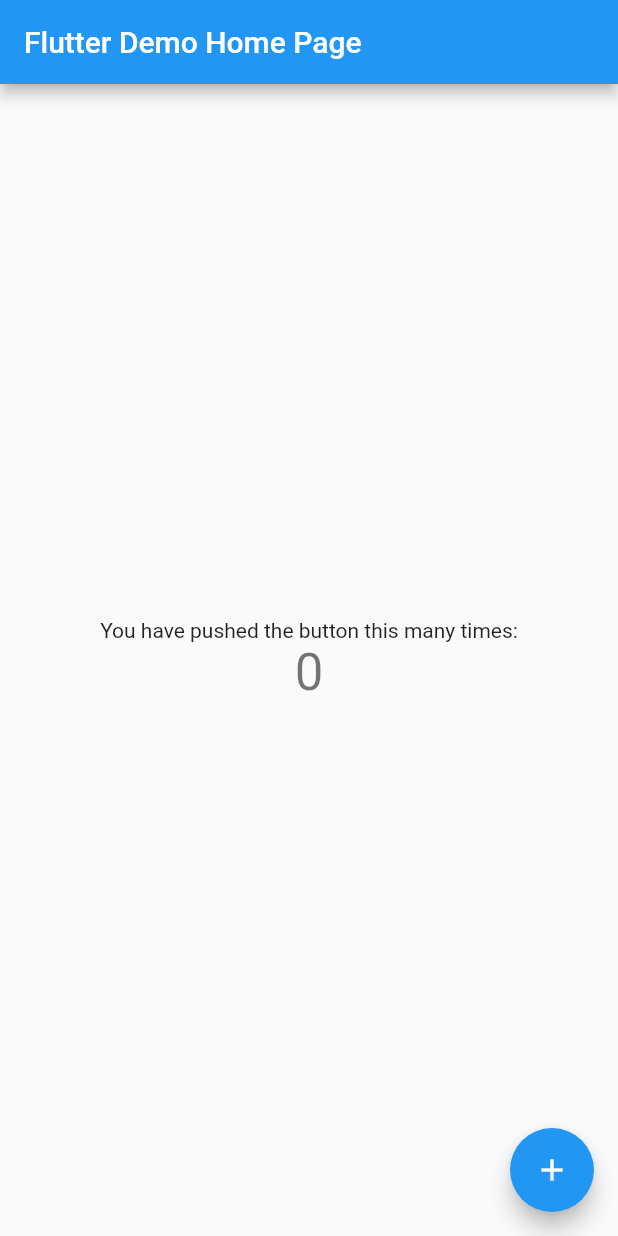
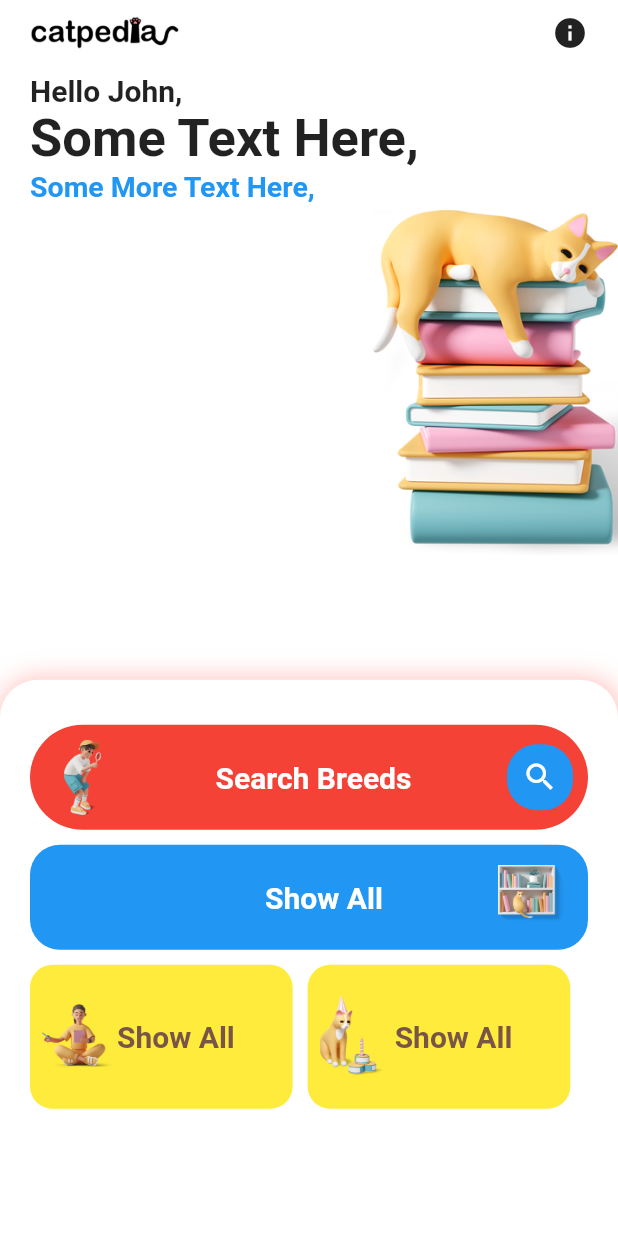
Before and after one commit to iansstuff15/catpedia, a Flutter app: the screen it shows after launch, on a phone screen of 412 x 824 dp. Run offline on Flutter 3.47's test engine with Material 2 defaults, Android fonts, the light colour scheme and no system bars; missing offline and left inert: dart:ffi.

Commit message:
added initial homepage

```diff
--- a/lib/main.dart
+++ b/lib/main.dart
@@ -1,115 +1,24 @@
+import 'package:catpedia/screens/home.dart';
 import 'package:flutter/material.dart';
 
 void main() {
-  runApp(const MyApp());
+  runApp( MyApp());
 }
 
 class MyApp extends StatelessWidget {
-  const MyApp({Key? key}) : super(key: key);
+
 
   // This widget is the root of your application.
   @override
   Widget build(BuildContext context) {
     return MaterialApp(
-      title: 'Flutter Demo',
-      theme: ThemeData(
-        // This is the theme of your application.
-        //
-        // Try running your application with "flutter run". You'll see the
-        // application has a blue toolbar. Then, without quitting the app, try
-        // changing the primarySwatch below to Colors.green and then invoke
-        // "hot reload" (press "r" in the console where you ran "flutter run",
-        // or simply save your changes to "hot reload" in a Flutter IDE).
-        // Notice that the counter didn't reset back to zero; the application
-        // is not restarted.
-        primarySwatch: Colors.blue,
-      ),
-      home: const MyHomePage(title: 'Flutter Demo Home Page'),
+      title: 'Catpedia',
+
+      initialRoute: Home.id,
+
+      routes: {
+        Home.id: (context)=>Home()
+      },
     );
   }
 }
-
-class MyHomePage extends StatefulWidget {
-  const MyHomePage({Key? key, required this.title}) : super(key: key);
-
-  // This widget is the home page of your application. It is stateful, meaning
-  // that it has a State object (defined below) that contains fields that affect
-  // how it looks.
-
-  // This class is the configuration for the state. It holds the values (in this
-  // case the title) provided by the parent (in this case the App widget) and
-  // used by the build method of the State. Fields in a Widget subclass are
-  // always marked "final".
-
-  final String title;
-
-  @override
-  State<MyHomePage> createState() => _MyHomePageState();
-}
-
-class _MyHomePageState extends State<MyHomePage> {
-  int _counter = 0;
-
-  void _incrementCounter() {
-    setState(() {
-      // This call to setState tells the Flutter framework that something has
-      // changed in this State, which causes it to rerun the build method below
-      // so that the display can reflect the updated values. If we changed
-      // _counter without calling setState(), then the build method would not be
-      // called again, and so nothing would appear to happen.
-      _counter++;
-    });
-  }
-
-  @override
-  Widget build(BuildContext context) {
-    // This method is rerun every time setState is called, for instance as done
-    // by the _incrementCounter method above.
-    //
-    // The Flutter framework has been optimized to make rerunning build methods
-    // fast, so that you can just rebuild anything that needs updating rather
-    // than having to individually change instances of widgets.
-    return Scaffold(
-      appBar: AppBar(
-        // Here we take the value from the MyHomePage object that was created by
-        // the App.build method, and use it to set our appbar title.
-        title: Text(widget.title),
-      ),
-      body: Center(
-        // Center is a layout widget. It takes a single child and positions it
-        // in the middle of the parent.
-        child: Column(
-          // Column is also a layout widget. It takes a list of children and
-          // arranges them vertically. By default, it sizes itself to fit its
-          // children horizontally, and tries to be as tall as its parent.
-          //
-          // Invoke "debug painting" (press "p" in the console, choose the
-          // "Toggle Debug Paint" action from the Flutter Inspector in Android
-          // Studio, or the "Toggle Debug Paint" command in Visual Studio Code)
-          // to see the wireframe for each widget.
-          //
-          // Column has various properties to control how it sizes itself and
-          // how it positions its children. Here we use mainAxisAlignment to
-          // center the children vertically; the main axis here is the vertical
-          // axis because Columns are vertical (the cross axis would be
-          // horizontal).
-          mainAxisAlignment: MainAxisAlignment.center,
-          children: <Widget>[
-            const Text(
-              'You have pushed the button this many times:',
-            ),
-            Text(
-              '$_counter',
-              style: Theme.of(context).textTheme.headline4,
-            ),
-          ],
-        ),
-      ),
-      floatingActionButton: FloatingActionButton(
-        onPressed: _incrementCounter,
-        tooltip: 'Increment',
-        child: const Icon(Icons.add),
-      ), // This trailing comma makes auto-formatting nicer for build methods.
-    );
-  }
-}
--- /dev/null
+++ b/lib/screens/home.dart
@@ -0,0 +1,243 @@
+// ignore_for_file: prefer_const_literals_to_create_immutables, prefer_const_constructors, use_key_in_widget_constructors, avoid_unnecessary_containers
+
+import 'dart:ffi';
+
+import 'package:flutter/material.dart';
+
+class Home extends StatelessWidget {
+  static String id = 'home';
+
+  @override
+  Widget build(BuildContext context) {
+    double height = MediaQuery.of(context).size.height;
+    double widgth = MediaQuery.of(context).size.width;
+
+    return SafeArea(
+      child: Scaffold(
+        backgroundColor: Colors.white,
+        body: Stack(
+          children: <Widget>[
+            Container(
+              width: double.infinity,
+              padding: EdgeInsets.symmetric(horizontal: 20, vertical: 10),
+              child: Column(
+                  crossAxisAlignment: CrossAxisAlignment.start,
+                  children: <Widget>[
+                    Row(
+                        mainAxisAlignment: MainAxisAlignment.spaceBetween,
+                        children: <Widget>[
+                          Image(
+                            image: AssetImage('assets/logo.png'),
+                            width: 100,
+                          ),
+                          Icon(Icons.info)
+                        ]),
+                    SizedBox(
+                      height: 15,
+                    ),
+                    Text(
+                      'Hello John,',
+                      style:
+                          TextStyle(fontWeight: FontWeight.bold, fontSize: 20),
+                    ),
+                    Text(
+                      'Some Text Here,',
+                      style:
+                          TextStyle(fontWeight: FontWeight.bold, fontSize: 35),
+                    ),
+                    Text(
+                      'Some More Text Here,',
+                      style: TextStyle(
+                          fontWeight: FontWeight.bold,
+                          fontSize: 19,
+                          color: Colors.blue),
+                    ),
+                    SizedBox(height: 10),
+                  ]),
+            ),
+            Positioned(
+              right: -60,
+              top: 140,
+              child: Column(
+                crossAxisAlignment: CrossAxisAlignment.end,
+                children: <Widget>[
+                  Image(
+                    image: AssetImage('assets/hero.png'),
+                    width: 280,
+                    height: 230,
+                  )
+                ],
+              ),
+            ),
+
+            Positioned(
+                left: 0,
+                right: 0,
+                bottom: 0,
+                child: Container(
+                  height: height * .45,
+                  decoration: const BoxDecoration(
+                      color: Colors.white,
+                      borderRadius: BorderRadius.only(
+                          topLeft: Radius.circular(25),
+                          topRight: Radius.circular(25)),
+                      boxShadow: [
+                        BoxShadow(
+                          color: Color.fromARGB(255, 255, 184, 179),
+                          blurRadius: 15.0,
+                          spreadRadius: 0.5,
+                          offset: Offset(1, 1),
+                        )
+                      ]),
+                  padding: EdgeInsets.symmetric(horizontal: 20, vertical: 30),
+                  child: Column(
+                    children: <Widget>[
+                      Container(
+                        width: double.infinity,
+                        padding: EdgeInsets.all(10),
+                        decoration: BoxDecoration(
+                            color: Colors.red,
+                            borderRadius:
+                                BorderRadius.all(Radius.circular(100))),
+                        child: Row(
+                          mainAxisAlignment: MainAxisAlignment.spaceBetween,
+                          children: <Widget>[
+                            Image(
+                              image: AssetImage('assets/search.png'),
+                              width: 50,
+                              height: 50,
+                            ),
+                            Container(
+                                child: Text(
+                              'Search Breeds',
+                              style: TextStyle(
+                                fontWeight: FontWeight.bold,
+                                fontSize: 20,
+                                color: Colors.white,
+                              ),
+                            )),
+                            Container(
+                              padding: EdgeInsets.all(10),
+                              decoration: BoxDecoration(
+                                  color: Colors.blue,
+                                  borderRadius: BorderRadius.circular(20)),
+                              child: Icon(
+                                Icons.search,
+                                color: Colors.white,
+                              ),
+                            )
+                          ],
+                        ),
+                      ),
+                      SizedBox(
+                        height: 10,
+                      ),
+                      Container(
+                        width: double.infinity,
+                        padding: EdgeInsets.all(10),
+                        decoration: BoxDecoration(
+                            color: Colors.blue,
+                            borderRadius:
+                                BorderRadius.all(Radius.circular(20))),
+                        child: Row(
+                          mainAxisAlignment: MainAxisAlignment.spaceBetween,
+                          children: <Widget>[
+                            Container(
+                              padding: EdgeInsets.all(10),
+                              decoration: BoxDecoration(
+                                  color: Colors.blue,
+                                  borderRadius: BorderRadius.circular(20)),
+                              child: SizedBox(
+                                width: 50,
+                              ),
+                            ),
+                            Container(
+                                child: Text(
+                              'Show All',
+                              style: TextStyle(
+                                fontWeight: FontWeight.bold,
+                                fontSize: 20,
+                                color: Colors.white,
+                              ),
+                            )),
+                            Image(
+                              image: AssetImage('assets/view_all.png'),
+                              width: 50,
+                              height: 50,
+                            ),
+                          ],
+                        ),
+                      ),
+                      SizedBox(
+                        height: 10,
+                      ),
+                      Row(
+                        children: <Widget>[
+                          Container(
+                            width: widgth * .425,
+                            padding: EdgeInsets.all(8),
+                            decoration: BoxDecoration(
+                                color: Colors.yellow,
+                                borderRadius:
+                                    BorderRadius.all(Radius.circular(15))),
+                            child: Row(
+                              children: <Widget>[
+                                Image(
+                                  image: AssetImage('assets/facts.png'),
+                                  width: 50,
+                                  height: 80,
+                                ),
+                                Container(
+                                    child: Text(
+                                  'Show All',
+                                  style: TextStyle(
+                                    fontWeight: FontWeight.bold,
+                                    fontSize: 20,
+                                    color: Colors.brown,
+                                  ),
+                                )),
+                              ],
+                            ),
+                          ),
+                          SizedBox(
+                            width: 10,
+                          ),
+                          Container(
+                            width: widgth * .425,
+                            padding: EdgeInsets.all(8),
+                            decoration: BoxDecoration(
+                                color: Colors.yellow,
+                                borderRadius:
+                                    BorderRadius.all(Radius.circular(15))),
+                            child: Row(
+                              children: <Widget>[
+                                Image(
+                                  image: AssetImage('assets/care.png'),
+                                  width: 50,
+                                  height: 80,
+                                ),
+                                Container(
+                                    child: Text(
+                                  'Show All',
+                                  style: TextStyle(
+                                    fontWeight: FontWeight.bold,
+                                    fontSize: 20,
+                                    color: Colors.brown,
+                                  ),
+                                )),
+                              ],
+                            ),
+                          )
+                        ],
+                      ),
+                    ],
+                  ),
+                ))
+
+            /// A container with a box decoration, padding, and a column with a container inside.
+          ],
+        ),
+      ),
+    );
+  }
+}
--- a/pubspec.yaml
+++ b/pubspec.yaml
@@ -58,9 +58,9 @@
   uses-material-design: true
 
   # To add assets to your application, add an assets section, like this:
-  # assets:
-  #   - images/a_dot_burr.jpeg
-  #   - images/a_dot_ham.jpeg
+  assets:
+    - assets/
+
 
   # An image asset can refer to one or more resolution-specific "variants", see
   # https://flutter.dev/assets-and-images/#resolution-aware
```
Also changed, not shown: assets/care.png (added), assets/facts.png (added), assets/hero.png (added), assets/logo.png (added), assets/search.png (added), assets/view_all.png (added).
